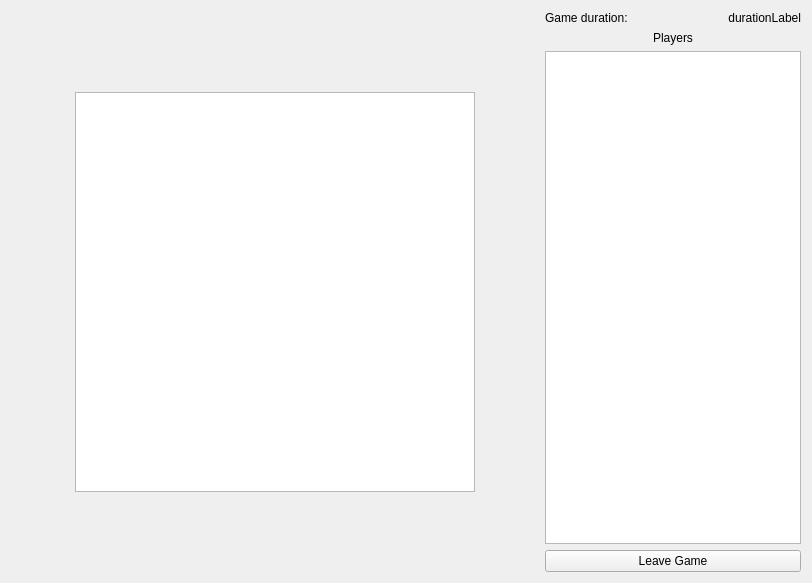
johankytt/SudokuMP, file client/game.ui: the form before one commit.
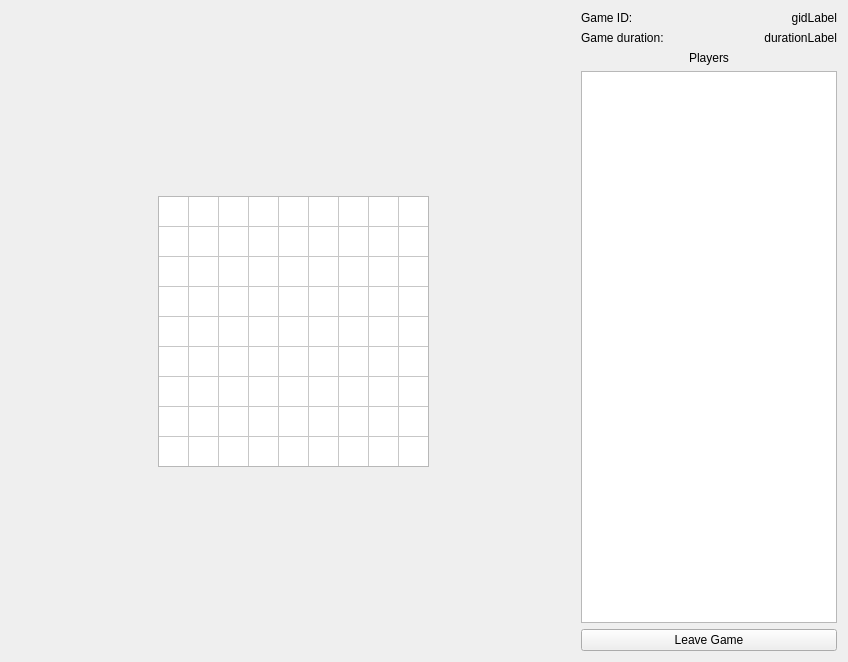
The form after the commit.

Commit message: Implemented game join, closes #4

What changed in the file:
```diff
--- a/client/game.ui
+++ b/client/game.ui
@@ -6,8 +6,8 @@
    <rect>
     <x>0</x>
     <y>0</y>
-    <width>812</width>
-    <height>583</height>
+    <width>848</width>
+    <height>662</height>
    </rect>
   </property>
   <property name="windowTitle">
@@ -43,25 +43,70 @@
       </spacer>
      </item>
      <item>
-      <widget class="QTableView" name="gameTableView">
-       <property name="sizePolicy">
-        <sizepolicy hsizetype="MinimumExpanding" vsizetype="MinimumExpanding">
-         <horstretch>0</horstretch>
-         <verstretch>0</verstretch>
-        </sizepolicy>
-       </property>
+      <widget class="QTableWidget" name="boardTable">
        <property name="minimumSize">
         <size>
-         <width>400</width>
-         <height>400</height>
+         <width>271</width>
+         <height>271</height>
         </size>
        </property>
+       <property name="verticalScrollBarPolicy">
+        <enum>Qt::ScrollBarAlwaysOff</enum>
+       </property>
+       <property name="horizontalScrollBarPolicy">
+        <enum>Qt::ScrollBarAlwaysOff</enum>
+       </property>
+       <property name="editTriggers">
+        <set>QAbstractItemView::DoubleClicked|QAbstractItemView::EditKeyPressed</set>
+       </property>
+       <property name="selectionMode">
+        <enum>QAbstractItemView::SingleSelection</enum>
+       </property>
+       <property name="textElideMode">
+        <enum>Qt::ElideMiddle</enum>
+       </property>
+       <property name="cornerButtonEnabled">
+        <bool>false</bool>
+       </property>
+       <property name="rowCount">
+        <number>9</number>
+       </property>
+       <property name="columnCount">
+        <number>9</number>
+       </property>
        <attribute name="horizontalHeaderVisible">
         <bool>false</bool>
        </attribute>
+       <attribute name="horizontalHeaderDefaultSectionSize">
+        <number>30</number>
+       </attribute>
+       <attribute name="horizontalHeaderMinimumSectionSize">
+        <number>30</number>
+       </attribute>
        <attribute name="verticalHeaderVisible">
         <bool>false</bool>
        </attribute>
+       <attribute name="verticalHeaderMinimumSectionSize">
+        <number>30</number>
+       </attribute>
+       <row/>
+       <row/>
+       <row/>
+       <row/>
+       <row/>
+       <row/>
+       <row/>
+       <row/>
+       <row/>
+       <column/>
+       <column/>
+       <column/>
+       <column/>
+       <column/>
+       <column/>
+       <column/>
+       <column/>
+       <column/>
       </widget>
      </item>
      <item>
@@ -94,6 +139,27 @@
    </item>
    <item>
     <layout class="QVBoxLayout" name="verticalLayout">
+     <item>
+      <layout class="QHBoxLayout" name="horizontalLayout_3">
+       <item>
+        <widget class="QLabel" name="label_4">
+         <property name="text">
+          <string>Game ID:</string>
+         </property>
+        </widget>
+       </item>
+       <item>
+        <widget class="QLabel" name="gidLabel">
+         <property name="text">
+          <string>gidLabel</string>
+         </property>
+         <property name="alignment">
+          <set>Qt::AlignRight|Qt::AlignTrailing|Qt::AlignVCenter</set>
+         </property>
+        </widget>
+       </item>
+      </layout>
+     </item>
      <item>
       <layout class="QHBoxLayout" name="horizontalLayout_2">
        <item>
```
Left out of the diff: 8 changed lines with no effect on the pictures. The commit also changes 6 other files.
